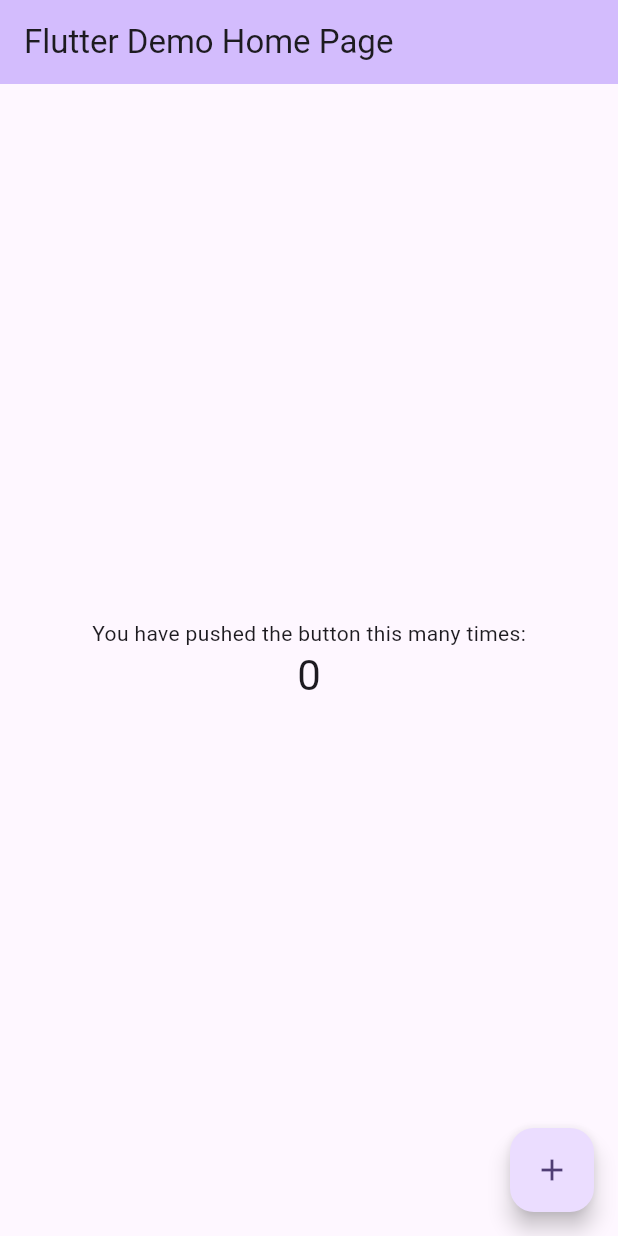
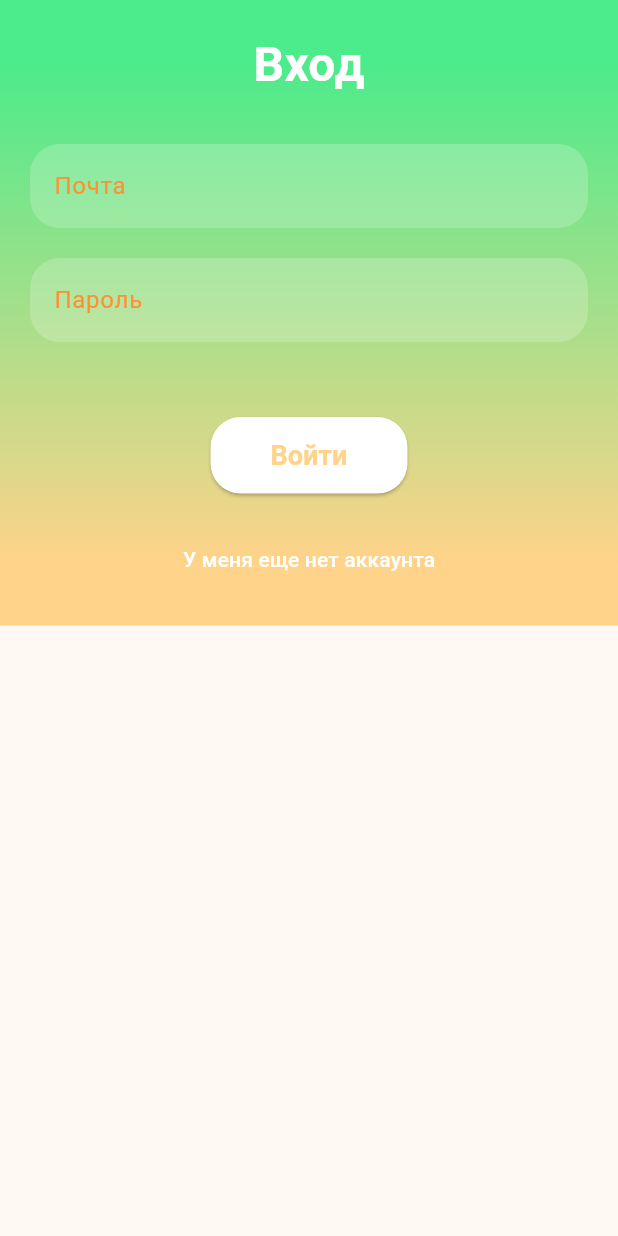
Before and after one commit to Galiona/task_manager, a Flutter app: the screen it shows after launch, on a phone screen of 412 x 824 dp. Run offline on Flutter 3.47's test engine with Material 3 defaults, Android fonts, the phone set to English and light mode, and no system bars.

Commit message:
login page

```diff
--- a/lib/app/app.dart
+++ b/lib/app/app.dart
@@ -1,5 +1,6 @@
 import 'package:flutter/material.dart';
-import '../pages/my_home_page.dart';
+import '../pages/login_page.dart';
+import '../theme/theme.dart';
 
 class MyApp extends StatelessWidget {
   const MyApp({super.key});
@@ -8,12 +9,9 @@ class MyApp extends StatelessWidget {
   @override
   Widget build(BuildContext context) {
     return MaterialApp(
-      title: 'Flutter Demo',
-      theme: ThemeData(
-        colorScheme: ColorScheme.fromSeed(seedColor: Colors.deepPurple),
-        useMaterial3: true,
-      ),
-      home: const MyHomePage(title: 'Flutter Demo Home Page'),
+      title: 'Task Manager', // Изменил название приложения
+      theme: TaskManagerTheme.lightTheme,
+      home: const LoginPage(),
     );
   }
 }
--- /dev/null
+++ b/lib/pages/login_page.dart
@@ -0,0 +1,139 @@
+import 'package:flutter/material.dart';
+
+class LoginPage extends StatefulWidget {
+  const LoginPage({Key? key}) : super(key: key);
+
+  @override
+  State<LoginPage> createState() => _LoginPageState();
+}
+
+class _LoginPageState extends State<LoginPage> {
+  bool _isSignIn = true; // Флаг для определения режима (вход/регистрация)
+
+  @override
+  Widget build(BuildContext context) {
+    return Scaffold(
+      body: Container(
+        decoration: BoxDecoration(
+          gradient: LinearGradient(
+            begin: Alignment.topCenter,
+            end: Alignment.bottomCenter,
+            colors: _isSignIn
+                ? [
+                    Theme.of(context).colorScheme.secondary,
+                    Theme.of(context).colorScheme.primary,
+                  ]
+                : [
+                    Theme.of(context).colorScheme.primary,
+                    Theme.of(context).colorScheme.secondary,
+                  ],
+            stops: const [0.1, 0.9], // 90% primary, 10% secondary
+          ),
+        ),
+        child: Padding(
+          padding: const EdgeInsets.all(20.0),
+          child: SingleChildScrollView( // Wrap the Column with SingleChildScrollView
+            child: Column(
+              mainAxisAlignment: MainAxisAlignment.center,
+              children: [
+                // Заголовок
+                Text(
+                  _isSignIn ? 'Вход' : 'Регистрация',
+                  style: const TextStyle(
+                    fontSize: 32,
+                    fontWeight: FontWeight.bold,
+                    color: Colors.white,
+                  ),
+                ),
+                const SizedBox(height: 30),
+
+                // Поле логина
+                TextField(
+                  decoration: InputDecoration(
+                    hintText: 'Почта',
+                    filled: true,
+                    fillColor: Colors.white.withOpacity(0.2), // Используем withOpacity
+                    border: const OutlineInputBorder(
+                      borderSide: BorderSide.none,
+                      borderRadius: BorderRadius.all(Radius.circular(20)),
+                    ),
+                  ),
+                ),
+                const SizedBox(height: 20),
+
+                // Поле пароля
+                TextField(
+                  obscureText: true,
+                  decoration: InputDecoration(
+                    hintText: 'Пароль',
+                    filled: true,
+                    fillColor: Colors.white.withOpacity(0.2), // Используем withOpacity
+                    border: const OutlineInputBorder(
+                      borderSide: BorderSide.none,
+                      borderRadius: BorderRadius.all(Radius.circular(20)),
+                    ),
+                  ),
+                ),
+                const SizedBox(height: 20),
+
+                // Поле "Повторить пароль" (только для регистрации)
+                if (!_isSignIn)
+                  TextField(
+                    obscureText: true,
+                    decoration: InputDecoration(
+                      hintText: 'Повторить пароль',
+                      filled: true,
+                      fillColor: Colors.white.withOpacity(0.2), // Используем withOpacity
+                      border: const OutlineInputBorder(
+                        borderSide: BorderSide.none,
+                        borderRadius: BorderRadius.all(Radius.circular(20)),
+                      ),
+                    ),
+                  ),
+                const SizedBox(height: 30),
+
+                // Кнопка "Войти"
+                ElevatedButton(
+                  onPressed: () {
+                    // Обработка входа/регистрации
+                  },
+                  style: ElevatedButton.styleFrom(
+                    backgroundColor: Colors.white,
+                    padding: const EdgeInsets.symmetric(horizontal: 40, vertical: 15),
+                    textStyle: const TextStyle(
+                      fontSize: 18,
+                      fontWeight: FontWeight.bold,
+                      color: Color(0xFFff9033),
+                    ),
+                    shape: RoundedRectangleBorder(
+                      borderRadius: BorderRadius.circular(20),
+                    ),
+                  ),
+                  child: Text(_isSignIn ? 'Войти' : 'Зарегистрироваться'),
+                ),
+                const SizedBox(height: 20),
+
+                // Кнопка "У меня еще нет аккаунта"
+                TextButton(
+                  onPressed: () {
+                    setState(() {
+                      _isSignIn = !_isSignIn;
+                    });
+                  },
+                  child: Text(
+                    _isSignIn
+                        ? 'У меня еще нет аккаунта'
+                        : 'Вернуться на страницу входа',
+                    style: const TextStyle(
+                      color: Colors.white,
+                    ),
+                  ),
+                ),
+              ],
+            ),
+          ),
+        ),
+      ),
+    );
+  }
+}
--- a/lib/pages/my_home_page.dart
+++ /dev/null
@@ -1,53 +0,0 @@
-import 'package:flutter/material.dart';
-
-class MyHomePage extends StatefulWidget {
-  const MyHomePage({super.key, required this.title});
-
-  final String title;
-
-  @override
-  State<MyHomePage> createState() => _MyHomePageState();
-}
-
-class _MyHomePageState extends State<MyHomePage> {
-  int _counter = 0;
-
-  void _incrementCounter() {
-    setState(() {
-      _counter++;
-    });
-  }
-
-  @override
-  Widget build(BuildContext context) {
-    return Scaffold(
-      appBar: AppBar(
-
-        backgroundColor: Theme.of(context).colorScheme.inversePrimary,
-
-        title: Text(widget.title),
-      ),
-      body: Center(
-
-        child: Column(
-
-          mainAxisAlignment: MainAxisAlignment.center,
-          children: <Widget>[
-            const Text(
-              'You have pushed the button this many times:',
-            ),
-            Text(
-              '$_counter',
-              style: Theme.of(context).textTheme.headlineMedium,
-            ),
-          ],
-        ),
-      ),
-      floatingActionButton: FloatingActionButton(
-        onPressed: _incrementCounter,
-        tooltip: 'Increment',
-        child: const Icon(Icons.add),
-      ), // This trailing comma makes auto-formatting nicer for build methods.
-    );
-  }
-}
--- /dev/null
+++ b/lib/theme/theme.dart
@@ -0,0 +1,23 @@
+import 'package:flutter/material.dart';
+
+class TaskManagerTheme {
+  static ThemeData lightTheme = ThemeData(
+    // Используем colorScheme для определения цветов
+    colorScheme: ColorScheme.fromSeed(
+      seedColor: const Color(0xFFffd389), // Primary color
+      primary: const Color(0xFFffd389), // Primary color
+      secondary: const Color(0xFF4ceb8b), // Secondary color
+    ),
+    // Можно настроить другие аспекты темы по мере необходимости
+    inputDecorationTheme: InputDecorationTheme(
+      hintStyle: const TextStyle(color: Color(0xFFff9033)), // Изменили цвет hintText
+      filled: true,
+      fillColor: Colors.white.withOpacity(0.2), // Используем withOpacity
+      border: const OutlineInputBorder(
+        borderSide: BorderSide.none,
+        borderRadius: BorderRadius.all(Radius.circular(20)),
+      ),
+    ),
+    // ...
+  );
+}
```
Also changed, not shown: 1 other file.
